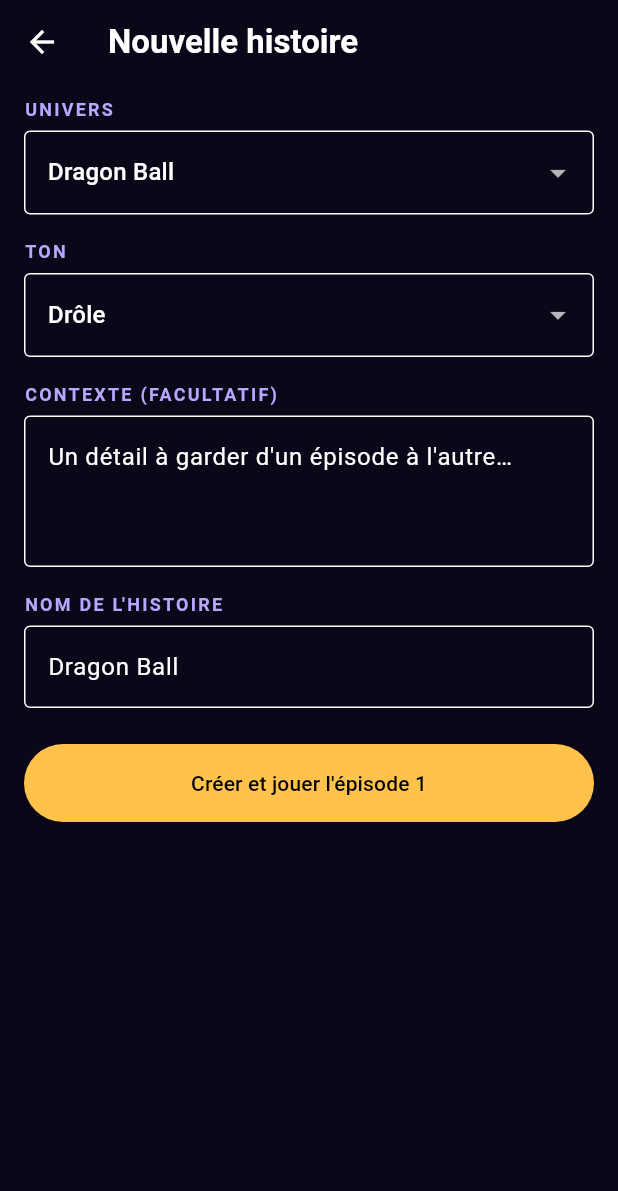
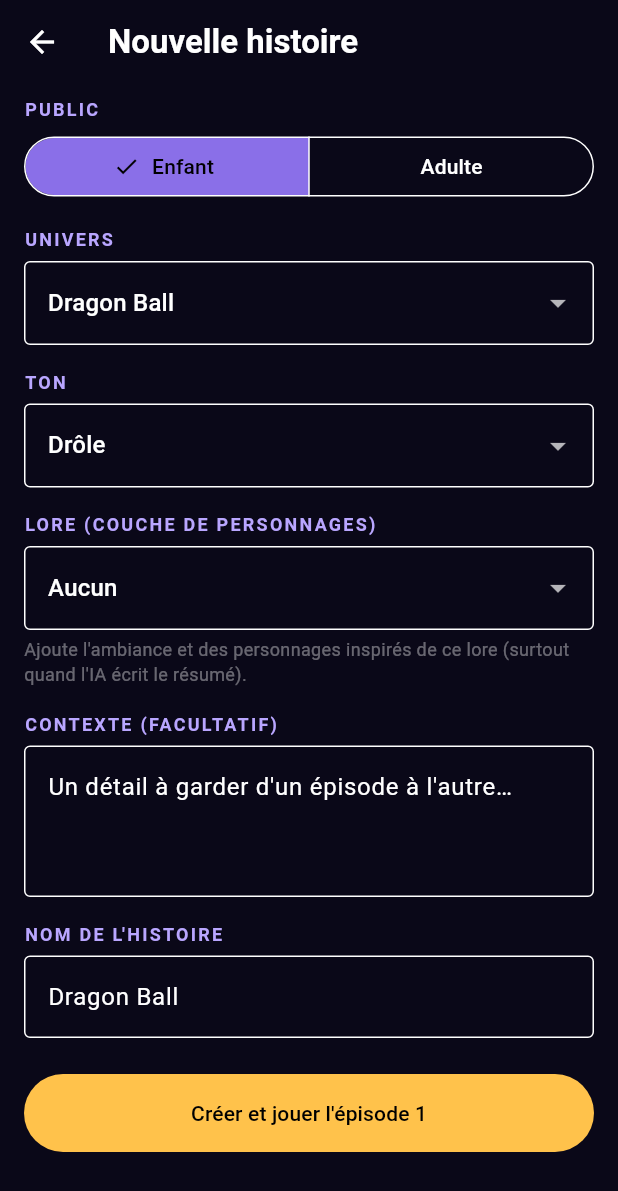
Before and after one commit to okhamfriction-png/Destiny, a Flutter app: the CreerCampagneScreen screen opened directly with empty values, on a phone screen of 412 x 824 dp. Shown: the top 1191 px of the screen. Run offline on Flutter 3.47's test engine with Material 3 defaults, Android fonts, the phone set to English and light mode, and no system bars; our stand-ins replace audioplayers, font_awesome_flutter, shared_preferences, speech_to_text, sqflite, sqflite_common_ffi and 1 more; accounts and stored records are empty.

Commit message:
Campagne : public Enfant/Adulte + option Lore (10 par univers)
- Création : segment Public (Enfant/Adulte) + menu Lore (Aucun + les 10 lores
  les plus connus selon l'univers : ex. Dragon Ball -> Naruto, One Piece…).
- Public et lore persistés, affichés dans la fiche.
- L'assistant IA en tient compte : consigne enfant (stricte) ou adulte
  (respectueuse), et le lore passe en contexte pour colorer résumé et ambiance.

Co-Authored-By: Claude Opus 4.8 <noreply@anthropic.com>

```diff
--- a/lib/application/assistant/campagne_assistant.dart
+++ b/lib/application/assistant/campagne_assistant.dart
@@ -53,13 +53,24 @@ class MemoireEpisode {
   }
 }
 
-const String _consigne =
+const String _consigneEnfant =
     'Tu suis une histoire de théâtre improvisée entre un parent et ses enfants, '
     'en français. Aucune violence, aucune peur, aucune mort, aucun personnage '
     'humilié. Tu ne commentes ni le jeu, ni les enfants, ni leur comportement : '
     'tu ne parles que des personnages. Aucun jugement, aucune note, aucun '
     'conseil. Tu réponds uniquement par un objet JSON, sans texte autour, de la '
     'forme {"resume": "...", "suite": "..."}. '
+    '"resume" : au plus six phrases courtes, au passé, à la troisième personne, '
+    'sur ce qui est arrivé aux personnages. '
+    '"suite" : deux phrases au présent qui disent où l\'on reprend et ce que le '
+    'méchant a fait depuis — de quoi commencer à jouer sans relire.';
+
+const String _consigneAdulte =
+    'Tu suis une histoire de théâtre improvisée entre adultes, en français. '
+    'Reste respectueux, sans complaisance gratuite. Tu ne commentes ni le jeu '
+    'ni les joueurs : tu ne parles que des personnages. Aucun jugement, aucune '
+    'note, aucun conseil. Tu réponds uniquement par un objet JSON, sans texte '
+    'autour, de la forme {"resume": "...", "suite": "..."}. '
     '"resume" : au plus six phrases courtes, au passé, à la troisième personne, '
     'sur ce qui est arrivé aux personnages. '
     '"suite" : deux phrases au présent qui disent où l\'on reprend et ce que le '
@@ -76,10 +87,16 @@ class CampagneAssistant {
     required String ton,
     required String contexte,
     required String transcription,
+    String public = 'enfant',
+    String lore = '',
   }) async {
     final contenu = StringBuffer()
       ..writeln('Univers : $univers')
       ..writeln('Ton : $ton');
+    if (lore.trim().isNotEmpty) {
+      contenu.writeln(
+          'Lore/ambiance à évoquer (personnages et décor peuvent s\'en inspirer) : ${lore.trim()}');
+    }
     if (contexte.trim().isNotEmpty) {
       contenu.writeln('Contexte : ${contexte.trim()}');
     }
@@ -88,7 +105,7 @@ class CampagneAssistant {
       ..write(transcription.trim());
     final reponse = await _llm.complete(
       settings: settings,
-      system: _consigne,
+      system: public == 'adulte' ? _consigneAdulte : _consigneEnfant,
       messages: [ChatMessage(role: 'user', content: contenu.toString())],
     );
     return MemoireEpisode.depuis(reponse);
--- a/lib/application/state/campagne_store.dart
+++ b/lib/application/state/campagne_store.dart
@@ -81,6 +81,8 @@ class CampagneStore extends ChangeNotifier {
       ton: CampagneStore.tons[campagne.ton] ?? campagne.ton,
       contexte: campagne.contexte,
       transcription: transcription,
+      public: campagne.public,
+      lore: campagne.lore,
     );
   }
 
@@ -114,6 +116,22 @@ class CampagneStore extends ChangeNotifier {
     'magie': 'Magie',
     'robots': 'Robots',
     'enquete': 'Enquête',
+  };
+
+  /// Les dix lores les plus connus par univers (couche de personnages/ambiance).
+  static const Map<String, List<String>> lores = {
+    'dragon_ball': ['Dragon Ball', 'Naruto', 'One Piece', 'Bleach', 'My Hero Academia', 'Pokémon', 'Saint Seiya', 'Yu-Gi-Oh', 'Fairy Tail', 'Dragon Quest'],
+    'arts_martiaux': ['Kung Fu Panda', 'Karaté Kid', 'Avatar le dernier maître de l\'air', 'Naruto', 'Mulan', 'Cobra Kai', 'Jackie Chan', 'Bruce Lee', 'Tekken', 'Street Fighter'],
+    'animaux': ['Le Roi Lion', 'Zootopie', 'Madagascar', 'Le Livre de la jungle', 'Rox et Rouky', 'Bambi', 'Kung Fu Panda', 'Ratatouille', 'La Ferme se rebelle', 'Robin des Bois (Disney)'],
+    'aventure': ['Indiana Jones', 'Tintin', 'Jumanji', 'Pirates des Caraïbes', 'Uncharted', 'Le Seigneur des Anneaux', 'Astérix', 'Jurassic Park', 'Les Goonies', 'Le Voyage de Chihiro'],
+    'football': ['Captain Tsubasa (Olive et Tom)', 'Inazuma Eleven', 'Blue Lock', 'Shaolin Soccer', 'FIFA', 'Les Légendes du foot', 'Coupe du Monde', 'Ligue des Champions', 'Football Manager', 'Panini'],
+    'espace': ['Star Wars', 'Star Trek', 'Les Gardiens de la Galaxie', 'Wall-E', 'Toy Story (Buzz)', 'Interstellar', 'Valérian', 'Rick et Morty', 'Dune', 'Mass Effect'],
+    'chevaliers': ['Le Seigneur des Anneaux', 'Kaamelott', 'Game of Thrones', 'Excalibur', 'Merlin', 'Donjons & Dragons', 'Warhammer', 'Shrek', 'Zelda', 'Les Chevaliers du Zodiaque'],
+    'pirates': ['One Piece', 'Pirates des Caraïbes', 'Peter Pan', 'L\'Île au trésor', 'Tintin', 'Astérix', 'Monkey Island', 'Assassin\'s Creed', 'Sinbad', 'Barbe Noire'],
+    'dinosaures': ['Jurassic Park', 'Le Petit Dinosaure', 'Denver le dernier dinosaure', 'Dino Riders', 'Dinotopia', 'ARK', 'Primal', 'Gon', 'T-Rex Express', 'Ice Age'],
+    'magie': ['Harry Potter', 'Le Seigneur des Anneaux', 'Le Monde de Narnia', 'Merlin', 'Donjons & Dragons', 'Fairy Tail', 'Kirikou', 'Fantasia (Disney)', 'Warhammer', 'Le Petit Sorcier'],
+    'robots': ['Transformers', 'Wall-E', 'Big Hero 6', 'Astro Boy', 'Gundam', 'Real Steel', 'I, Robot', 'Robots (le film)', 'Portal', 'Terminator'],
+    'enquete': ['Sherlock Holmes', 'Scooby-Doo', 'Détective Conan', 'Cluedo', 'Le Club des Cinq', 'Inspecteur Gadget', 'Agatha Christie', 'Columbo', 'Blake et Mortimer', 'Lovecraft'],
   };
 
   /// Les six tons (id → libellé).
@@ -217,6 +235,8 @@ class CampagneStore extends ChangeNotifier {
     required String nom,
     required String univers,
     required String ton,
+    String public = 'enfant',
+    String lore = '',
     String contexte = '',
   }) async {
     final c = Campagne(
@@ -224,6 +244,8 @@ class CampagneStore extends ChangeNotifier {
         nom: nom,
         univers: univers,
         ton: ton,
+        public: public,
+        lore: lore,
         contexte: contexte);
     _campagnes = [..._campagnes, c];
     await _sauver();
@@ -295,6 +317,8 @@ class CampagneStore extends ChangeNotifier {
         'nom': c.nom,
         'univers': c.univers,
         'ton': c.ton,
+        'public': c.public,
+        'lore': c.lore,
         'contexte': c.contexte,
         'resume': c.resume,
         'accroche': c.accroche,
@@ -306,6 +330,8 @@ class CampagneStore extends ChangeNotifier {
         nom: j['nom'] as String,
         univers: j['univers'] as String,
         ton: j['ton'] as String,
+        public: j['public'] as String? ?? 'enfant',
+        lore: j['lore'] as String? ?? '',
         contexte: j['contexte'] as String? ?? '',
         resume: j['resume'] as String? ?? '',
         accroche: j['accroche'] as String? ?? '',
--- a/lib/domain/entities/campagne.dart
+++ b/lib/domain/entities/campagne.dart
@@ -207,6 +207,8 @@ class Campagne {
     required this.nom,
     required this.univers,
     required this.ton,
+    this.public = 'enfant',
+    this.lore = '',
     this.contexte = '',
     this.resume = '',
     this.accroche = '',
@@ -217,6 +219,13 @@ class Campagne {
   final String nom;
   final String univers;
   final String ton;
+
+  /// Public visé : 'enfant' (contenu doux) ou 'adulte' (ton plus libre).
+  final String public;
+
+  /// Couche de lore ajoutée (ex. « Harry Potter »), ou vide pour aucun.
+  final String lore;
+
   final String contexte;
   final String resume;
   final String accroche;
@@ -233,6 +242,8 @@ class Campagne {
         nom: nom ?? this.nom,
         univers: univers,
         ton: ton,
+        public: public,
+        lore: lore,
         contexte: contexte,
         resume: resume ?? this.resume,
         accroche: accroche ?? this.accroche,
--- a/lib/presentation/screens/campagne_liste_screen.dart
+++ b/lib/presentation/screens/campagne_liste_screen.dart
@@ -148,8 +148,12 @@ class CreerCampagneScreen extends StatefulWidget {
 class _CreerCampagneScreenState extends State<CreerCampagneScreen> {
   String _univers = CampagneStore.univers.keys.first;
   String _ton = CampagneStore.tons.keys.first;
+  String _public = 'enfant';
+  String _lore = ''; // '' = aucun
   final _contexte = TextEditingController();
   final _nom = TextEditingController();
+
+  List<String> get _loresDispo => CampagneStore.lores[_univers] ?? const [];
 
   @override
   void initState() {
@@ -176,6 +180,16 @@ class _CreerCampagneScreenState extends State<CreerCampagneScreen> {
       body: ListView(
         padding: const EdgeInsets.fromLTRB(16, 8, 16, 24),
         children: [
+          const _Label('Public'),
+          SegmentedButton<String>(
+            segments: const [
+              ButtonSegment(value: 'enfant', label: Text('Enfant')),
+              ButtonSegment(value: 'adulte', label: Text('Adulte')),
+            ],
+            selected: {_public},
+            onSelectionChanged: (s) => setState(() => _public = s.first),
+          ),
+          const SizedBox(height: 16),
           const _Label('Univers'),
           DropdownButtonFormField<String>(
             initialValue: _univers,
@@ -187,6 +201,7 @@ class _CreerCampagneScreenState extends State<CreerCampagneScreen> {
             ],
             onChanged: (v) => setState(() {
               _univers = v ?? _univers;
+              _lore = ''; // les lores dépendent de l'univers
               if (_nom.text.isEmpty ||
                   CampagneStore.univers.containsValue(_nom.text)) {
                 _nom.text = CampagneStore.univers[_univers] ?? '';
@@ -204,6 +219,25 @@ class _CreerCampagneScreenState extends State<CreerCampagneScreen> {
                 DropdownMenuItem(value: e.key, child: Text(e.value)),
             ],
             onChanged: (v) => setState(() => _ton = v ?? _ton),
+          ),
+          const SizedBox(height: 16),
+          const _Label('Lore (couche de personnages)'),
+          DropdownButtonFormField<String>(
+            initialValue: _lore,
+            isExpanded: true,
+            decoration: const InputDecoration(border: OutlineInputBorder()),
+            items: [
+              const DropdownMenuItem(value: '', child: Text('Aucun')),
+              for (final l in _loresDispo)
+                DropdownMenuItem(value: l, child: Text(l)),
+            ],
+            onChanged: (v) => setState(() => _lore = v ?? ''),
+          ),
+          const SizedBox(height: 4),
+          const Text(
+            'Ajoute l\'ambiance et des personnages inspirés de ce lore '
+            '(surtout quand l\'IA écrit le résumé).',
+            style: TextStyle(color: Colors.white38, fontSize: 12),
           ),
           const SizedBox(height: 16),
           const _Label('Contexte (facultatif)'),
@@ -247,6 +281,8 @@ class _CreerCampagneScreenState extends State<CreerCampagneScreen> {
       nom: nom,
       univers: _univers,
       ton: _ton,
+      public: _public,
+      lore: _lore,
       contexte: _contexte.text.trim(),
     );
     if (mounted) Navigator.of(context).pop(c);
@@ -313,7 +349,9 @@ class _FicheCampagneScreenState extends State<FicheCampagneScreen> {
         children: [
           Text(
             '${CampagneStore.univers[c.univers] ?? c.univers} · '
-            '${CampagneStore.tons[c.ton] ?? c.ton}',
+            '${CampagneStore.tons[c.ton] ?? c.ton} · '
+            '${c.public == 'adulte' ? 'Adulte' : 'Enfant'}'
+            '${c.lore.isEmpty ? '' : ' · ${c.lore}'}',
             style: const TextStyle(color: _lav, fontWeight: FontWeight.w600),
           ),
           if (c.contexte.isNotEmpty) ...[
```
